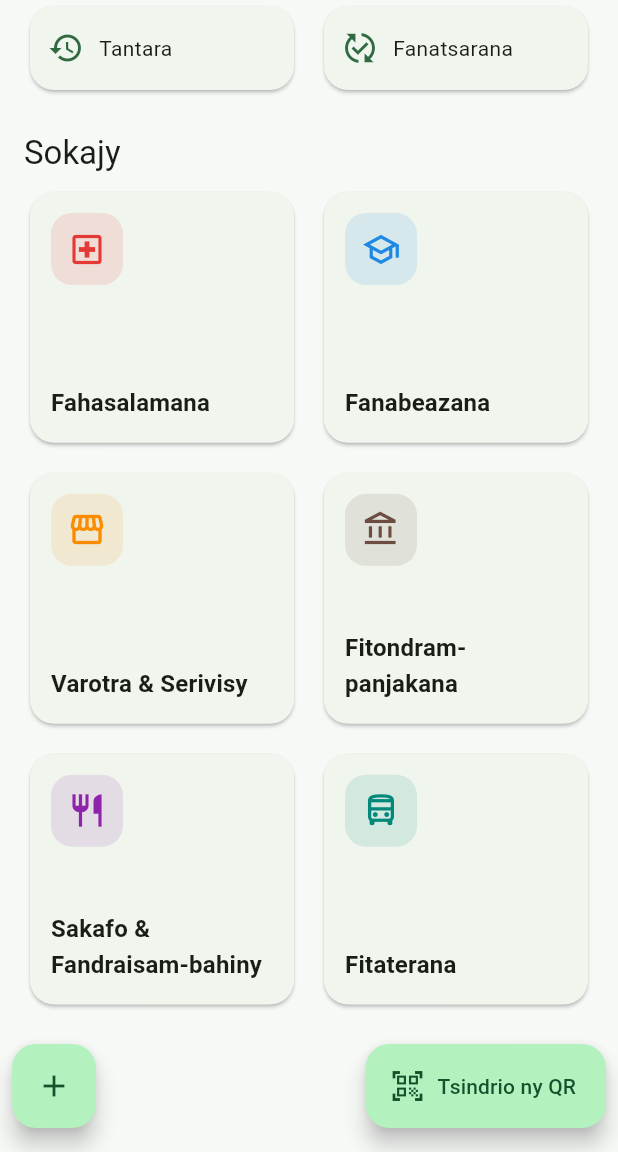
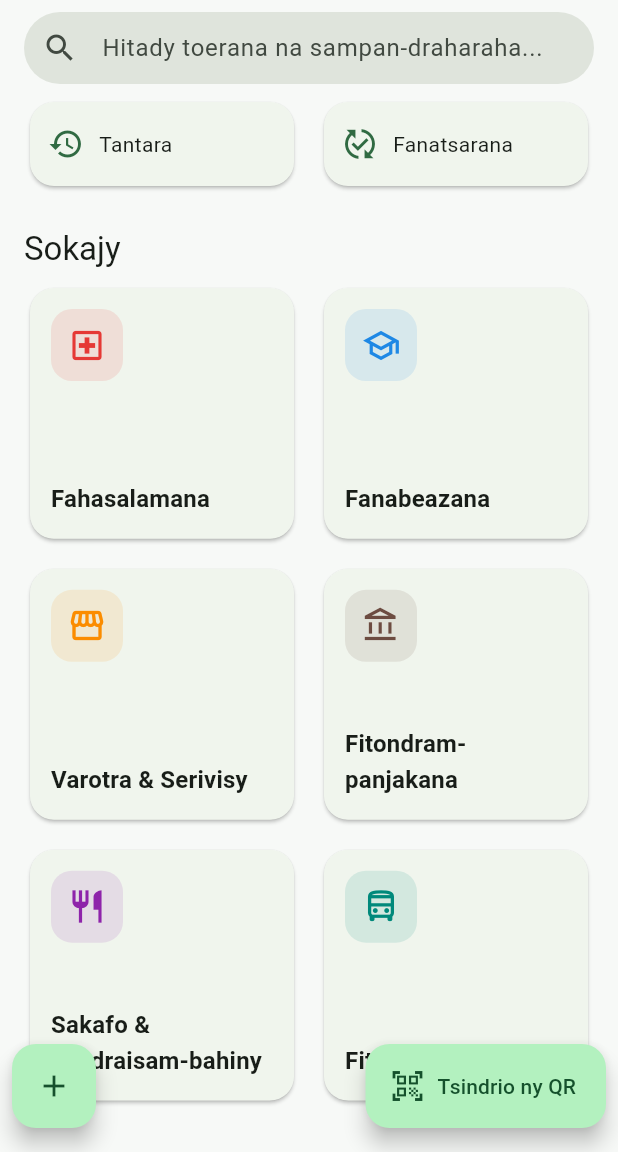
Before and after one commit to Lucia-RASOANIRINA/AnonymeFeeDBAckPro, a Flutter app: the screen it shows after launch, on a phone screen of 412 x 824 dp, the part 84-1236 px from its top. Run offline on Flutter 3.47's test engine with Material 3 defaults, Android fonts, the phone set to English and light mode, and no system bars; our stand-ins replace cached_network_image, connectivity_plus, fl_chart, flutter_image_compress, flutter_map, flutter_riverpod and 7 more; missing offline and left inert: mobile_scanner; accounts and stored records are empty; generated files the repository leaves out were written again; network calls fail.

Commit message:
feat(recherche): recherche intelligente dans l'accueil avec resultats en ligne
- Barre de recherche active dans le home (etait commentee).
- searchEstablishments() interroge Supabase (ilike sur nom/adresse/secteur).
- Les resultats (secteurs correspondants + etablissements) s'affichent
  directement dans l'accueil ; un appui ouvre le formulaire pre-rempli.
- Debounce 300ms, etat vide traduit mg/fr/en.

```diff
--- a/lib/core/localization/app_strings.dart
+++ b/lib/core/localization/app_strings.dart
@@ -54,6 +54,16 @@ class AppStrings {
       'en': 'Search an establishment or service...',
     },
     'categories': {'mg': 'Sokajy', 'fr': 'Catégories', 'en': 'Categories'},
+    'establishments': {
+      'mg': 'Toerana / sampan-draharaha',
+      'fr': 'Établissements',
+      'en': 'Establishments',
+    },
+    'no_results': {
+      'mg': 'Tsy misy valiny mifanaraka.',
+      'fr': 'Aucun résultat correspondant.',
+      'en': 'No matching results.',
+    },
     'scan_qr': {'mg': 'Tsindrio ny QR', 'fr': 'Scanner un QR', 'en': 'Scan QR'},
     'give_feedback': {'mg': 'Mandefa hevitra', 'fr': 'Donner un avis', 'en': 'Give feedback'},
 
--- a/lib/features/home/home_screen.dart
+++ b/lib/features/home/home_screen.dart
@@ -6,6 +6,8 @@ import '../../core/config/app_config.dart';
 import '../../core/constants/sectors.dart';
 import '../../core/localization/app_strings.dart';
 import '../../shared/providers/sync_provider.dart';
+import 'providers/home_search_provider.dart';
+import 'widgets/search_results.dart';
 import 'widgets/sector_card.dart';
 import 'widgets/sync_status_banner.dart';
 
@@ -18,6 +20,7 @@ class HomeScreen extends ConsumerWidget {
   Widget build(BuildContext context, WidgetRef ref) {
     final t = AppStrings.of(context);
     final pending = ref.watch(pendingCountProvider).value ?? 0;
+    final isSearching = ref.watch(homeSearchQueryProvider).trim().isNotEmpty;
 
     return Scaffold(
       appBar: AppBar(
@@ -63,18 +66,18 @@ class HomeScreen extends ConsumerWidget {
           slivers: [
             const SliverToBoxAdapter(child: SyncStatusBanner()),
 
-            // Barre de recherche.
-            // SliverToBoxAdapter(
-            //   child: Padding(
-            //     padding: const EdgeInsets.fromLTRB(16, 8, 16, 8),
-            //     child: SearchBar(
-            //       hintText: t.t('search_hint'),
-            //       leading: const Icon(Icons.search),
-            //       onTap: () {}, // TODO: ouvrir l'écran de recherche dédié
-            //     ),
-            //   ),
-            // ),
+            // Barre de recherche intelligente.
+            SliverToBoxAdapter(
+              child: Padding(
+                padding: const EdgeInsets.fromLTRB(16, 8, 16, 8),
+                child: _HomeSearchField(hint: t.t('search_hint')),
+              ),
+            ),
 
+            // En mode recherche : résultats affichés directement dans l'accueil.
+            if (isSearching)
+              const SliverToBoxAdapter(child: HomeSearchResults())
+            else ...[
               // Accès rapides.
               SliverToBoxAdapter(
                 child: Padding(
@@ -140,6 +143,7 @@ class HomeScreen extends ConsumerWidget {
                 ),
               ),
             ],
+          ],
         ),
       ),
     );
@@ -177,6 +181,56 @@ class HomeScreen extends ConsumerWidget {
     if (ok == true && context.mounted) {
       context.push('/admin');
     }
+  }
+}
+
+/// Champ de recherche de l'accueil : met à jour [homeSearchQueryProvider] au
+/// fil de la frappe et propose un bouton d'effacement.
+class _HomeSearchField extends ConsumerStatefulWidget {
+  const _HomeSearchField({required this.hint});
+  final String hint;
+
+  @override
+  ConsumerState<_HomeSearchField> createState() => _HomeSearchFieldState();
+}
+
+class _HomeSearchFieldState extends ConsumerState<_HomeSearchField> {
+  final _controller = TextEditingController();
+
+  @override
+  void dispose() {
+    _controller.dispose();
+    super.dispose();
+  }
+
+  @override
+  Widget build(BuildContext context) {
+    final hasText = _controller.text.isNotEmpty;
+    return TextField(
+      controller: _controller,
+      textInputAction: TextInputAction.search,
+      onChanged: (v) => ref.read(homeSearchQueryProvider.notifier).set(v),
+      decoration: InputDecoration(
+        hintText: widget.hint,
+        prefixIcon: const Icon(Icons.search),
+        suffixIcon: hasText
+            ? IconButton(
+                icon: const Icon(Icons.close),
+                onPressed: () {
+                  _controller.clear();
+                  ref.read(homeSearchQueryProvider.notifier).set('');
+                  setState(() {});
+                },
+              )
+            : null,
+        filled: true,
+        border: OutlineInputBorder(
+          borderRadius: BorderRadius.circular(28),
+          borderSide: BorderSide.none,
+        ),
+        contentPadding: const EdgeInsets.symmetric(vertical: 0, horizontal: 16),
+      ),
+    );
   }
 }
 
```
Also changed, not shown: lib/data/datasources/remote/supabase_service.dart (+20 -0 lines), lib/features/home/providers/home_search_provider.dart (added, +28 -0 lines), lib/features/home/widgets/search_results.dart (added, +118 -0 lines). Lines whose indentation alone changed are shown as unchanged.
